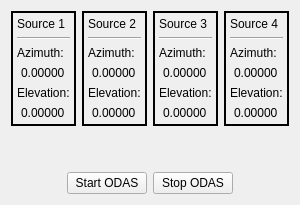
Qt form src/app/gui/odas_live.ui (introlab/rendezvous) before a commit.
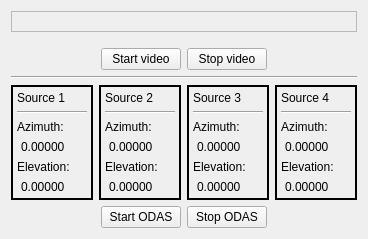
The same form after that commit.

Commit message: VIrtual camera basic logic and UI (#12)

Patch:
```diff
--- a/src/app/gui/odas_live.ui
+++ b/src/app/gui/odas_live.ui
@@ -2,9 +2,110 @@
 <ui version="4.0">
  <class>OdasLive</class>
 	<widget class="QWidget" name="OdasLive">
+  <property name="geometry">
+   <rect>
+    <x>0</x>
+    <y>0</y>
+    <width>368</width>
+    <height>239</height>
+   </rect>
+  </property>
 	<layout class="QGridLayout" name="gridLayout">
 	<item row="0" column="0">
 	 <layout class="QVBoxLayout" name="verticalLayout">
+     <item>
+      <widget class="QFrame" name="virtualCameraFrame">
+       <property name="sizePolicy">
+        <sizepolicy hsizetype="Expanding" vsizetype="Expanding">
+         <horstretch>0</horstretch>
+         <verstretch>0</verstretch>
+        </sizepolicy>
+       </property>
+       <property name="minimumSize">
+        <size>
+         <width>0</width>
+         <height>0</height>
+        </size>
+       </property>
+       <property name="frameShape">
+        <enum>QFrame::StyledPanel</enum>
+       </property>
+       <property name="frameShadow">
+        <enum>QFrame::Raised</enum>
+       </property>
+       <layout class="QHBoxLayout" name="horizontalLayout_5">
+        <property name="leftMargin">
+         <number>0</number>
+        </property>
+        <property name="topMargin">
+         <number>0</number>
+        </property>
+        <property name="rightMargin">
+         <number>0</number>
+        </property>
+        <property name="bottomMargin">
+         <number>0</number>
+        </property>
+        <item>
+         <layout class="QHBoxLayout" name="horizontalLayout_4"/>
+        </item>
+       </layout>
+      </widget>
+     </item>
+     <item>
+      <layout class="QHBoxLayout" name="horizontalLayout_6">
+       <property name="topMargin">
+        <number>10</number>
+       </property>
+       <item>
+        <spacer name="horizontalSpacer_3">
+         <property name="orientation">
+          <enum>Qt::Horizontal</enum>
+         </property>
+         <property name="sizeHint" stdset="0">
+          <size>
+           <width>40</width>
+           <height>20</height>
+          </size>
+         </property>
+        </spacer>
+       </item>
+       <item>
+        <widget class="QPushButton" name="btnStartVideo">
+         <property name="text">
+          <string>Start video</string>
+         </property>
+        </widget>
+       </item>
+       <item>
+        <widget class="QPushButton" name="btnStopVideo">
+         <property name="text">
+          <string>Stop video</string>
+         </property>
+        </widget>
+       </item>
+       <item>
+        <spacer name="horizontalSpacer_4">
+         <property name="orientation">
+          <enum>Qt::Horizontal</enum>
+         </property>
+         <property name="sizeHint" stdset="0">
+          <size>
+           <width>40</width>
+           <height>20</height>
+          </size>
+         </property>
+        </spacer>
+       </item>
+      </layout>
+     </item>
+     <item>
+      <widget class="Line" name="line_5">
+       <property name="orientation">
+        <enum>Qt::Horizontal</enum>
+       </property>
+      </widget>
+     </item>
 	  <item>
 	   <layout class="QHBoxLayout" name="horizontalLayout_2">
 		<property name="topMargin">
@@ -319,19 +420,6 @@
 		</item>
 	   </layout>
 	  </item>
-	  <item>
-	   <spacer name="verticalSpacer">
-		<property name="orientation">
-		 <enum>Qt::Vertical</enum>
-		</property>
-		<property name="sizeHint" stdset="0">
-		 <size>
-		  <width>20</width>
-		  <height>40</height>
-		 </size>
-		</property>
-	   </spacer>
-	  </item>
 	  <item>
 	   <layout class="QHBoxLayout" name="horizontalLayout">
 		<item>
```
Lines whose indentation alone changed are shown as unchanged. The commit also changes 29 other files.
